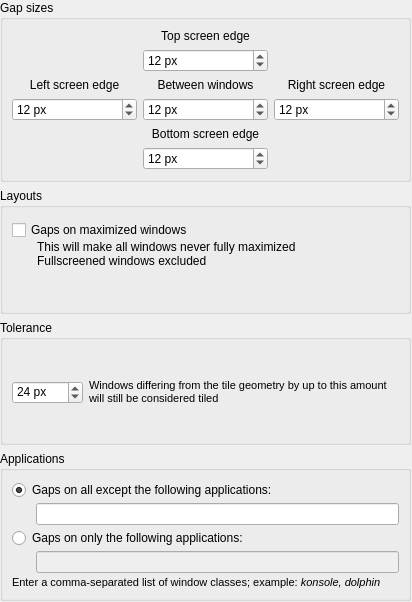
Qt form contents/ui/config.ui (nclarius/tile-gaps) before a commit.
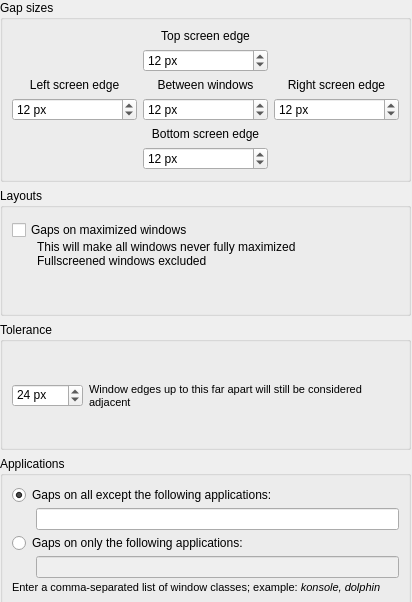
The same form after that commit.

What changed in the file:
```diff
--- a/contents/ui/config.ui
+++ b/contents/ui/config.ui
@@ -25,7 +25,7 @@
      <x>0</x>
      <y>0</y>
      <width>411</width>
-     <height>601</height>
+     <height>606</height>
     </rect>
    </property>
    <layout class="QVBoxLayout" name="verticalLayout_config">
@@ -343,7 +343,7 @@
               </font>
              </property>
              <property name="text">
-              <string>Windows differing from the tile geometry by up to this amount will still be considered tiled</string>
+              <string>Window edges up to this far apart will still be considered adjacent</string>
              </property>
              <property name="alignment">
               <set>Qt::AlignLeading|Qt::AlignLeft|Qt::AlignTop</set>
```
